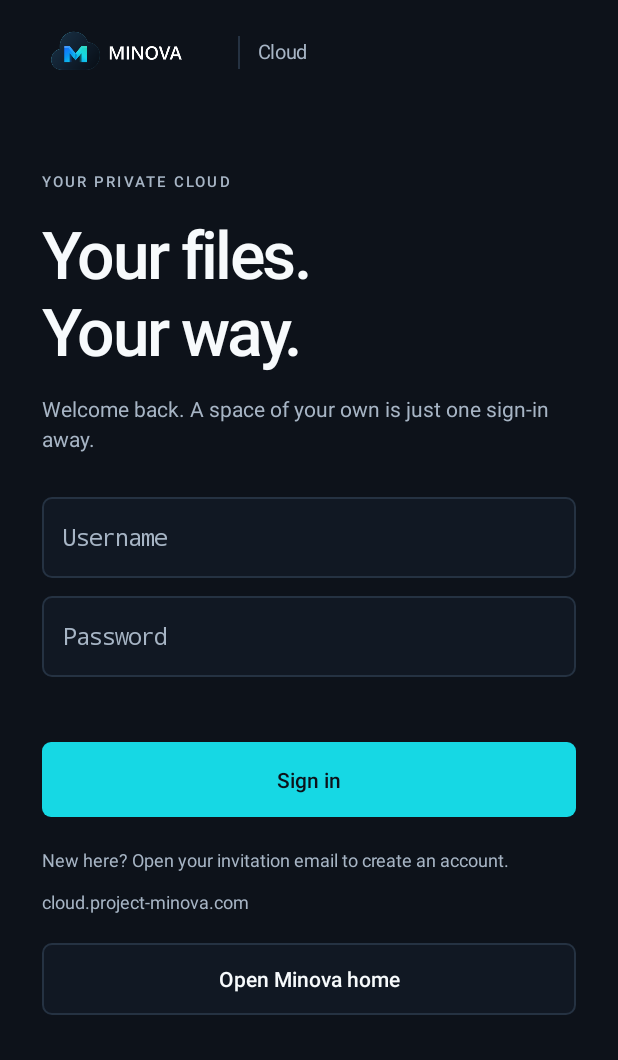
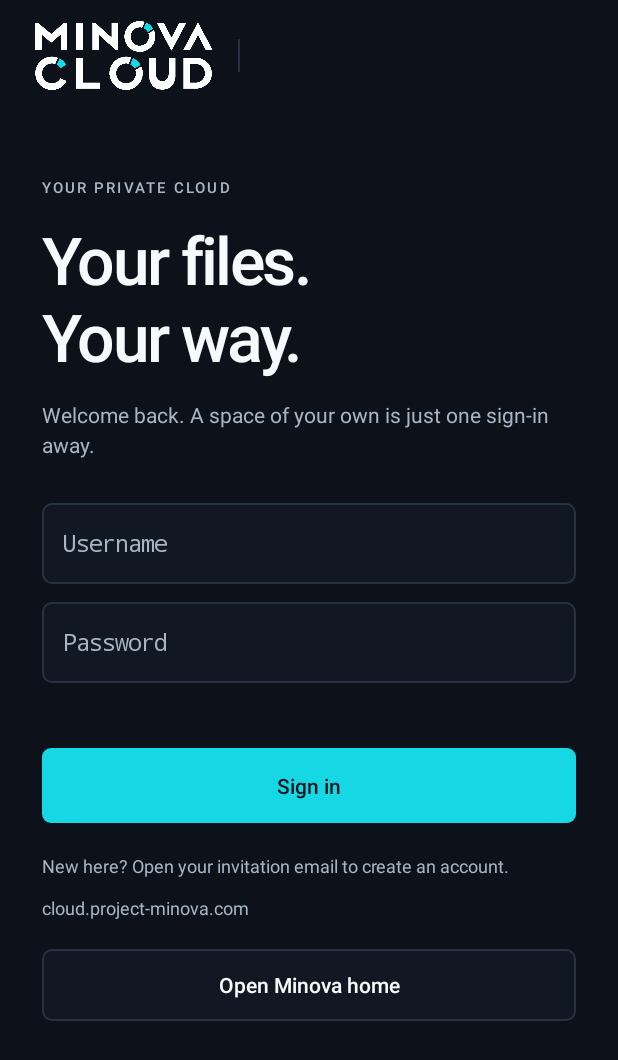
Before and after one commit to minova-chromium/Minova-Cloud, an Android app: the screen it shows after launch (MainActivity), on a phone screen of 412 x 824 dp. Shown: the top 1060 px of the screen. Run offline under Robolectric (Android 15) with nearby library versions, the phone set to English and light mode, and no system bars; pictures from the network do not load; 2 statements that could not run were skipped.

Commit message:
Use supplied white Minova Cloud wordmark in Android header

```diff
--- a/app/src/main/java/com/minova/cloud/MainActivity.java
+++ b/app/src/main/java/com/minova/cloud/MainActivity.java
@@ -71,8 +71,8 @@ public final class MainActivity extends Activity {
         root=column();root.setBackgroundColor(NIGHT);setContentView(root);
         if(Build.VERSION.SDK_INT>=30){getWindow().setDecorFitsSystemWindows(false);root.setOnApplyWindowInsetsListener((v,insets)->{android.graphics.Insets inset=insets.getInsets(WindowInsets.Type.systemBars());v.setPadding(0,inset.top,0,inset.bottom);return insets;});}else root.setFitsSystemWindows(true);
         header=row();header.setPadding(dp(22),dp(12),dp(22),dp(12));
-        ImageView logo=new ImageView(this);logo.setImageResource(R.drawable.minova_cloud_lockup);logo.setScaleType(ImageView.ScaleType.FIT_CENTER);logo.setContentDescription("Minova");header.addView(logo,new LinearLayout.LayoutParams(dp(121),dp(34)));
-        View divider=new View(this);divider.setBackgroundColor(LINE);LinearLayout.LayoutParams line=new LinearLayout.LayoutParams(dp(1),dp(22));line.setMargins(dp(15),0,dp(12),0);header.addView(divider,line);header.addView(text("Cloud",13,MUTED),new LinearLayout.LayoutParams(0,-2,1));add(root,header,70);
+        ImageView logo=new ImageView(this);logo.setImageResource(R.drawable.minova_cloud_lockup);logo.setScaleType(ImageView.ScaleType.FIT_CENTER);logo.setContentDescription("Minova Cloud");header.addView(logo,new LinearLayout.LayoutParams(dp(121),dp(46)));
+        View divider=new View(this);divider.setBackgroundColor(LINE);LinearLayout.LayoutParams line=new LinearLayout.LayoutParams(dp(1),dp(22));line.setMargins(dp(15),0,dp(12),0);header.addView(divider,line);header.addView(new View(this),new LinearLayout.LayoutParams(0,1,1));add(root,header,74);
     }
 
     private void showRoot(){started=false;if(session==null)showLogin();else renderWorkspace();}
```
Also changed, not shown: app/src/main/res/drawable/minova_cloud_lockup.png, 1 other file.
